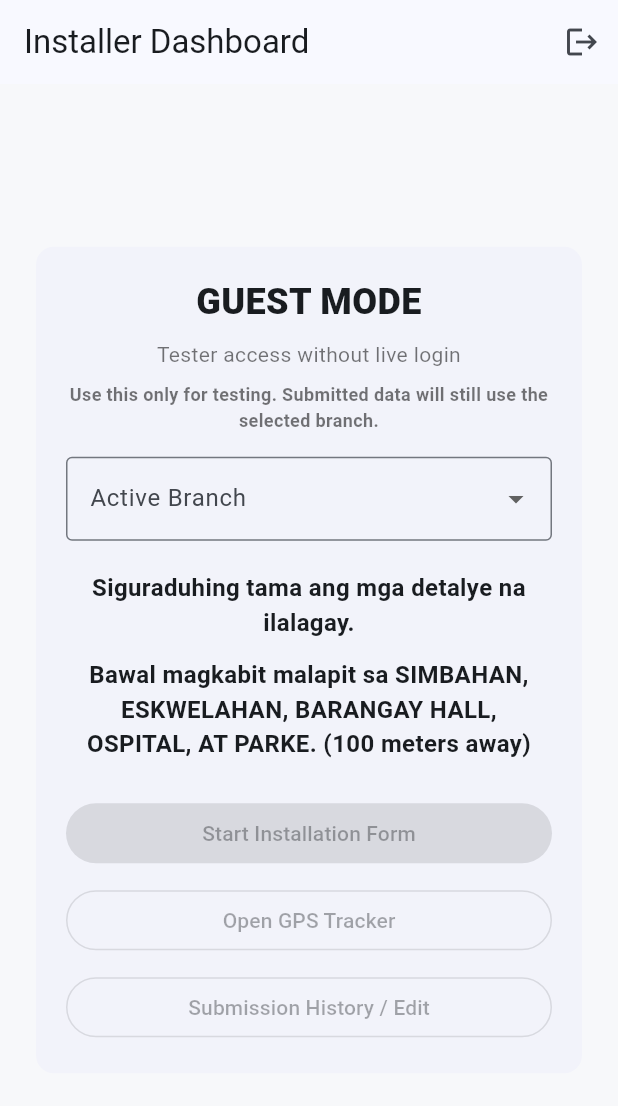
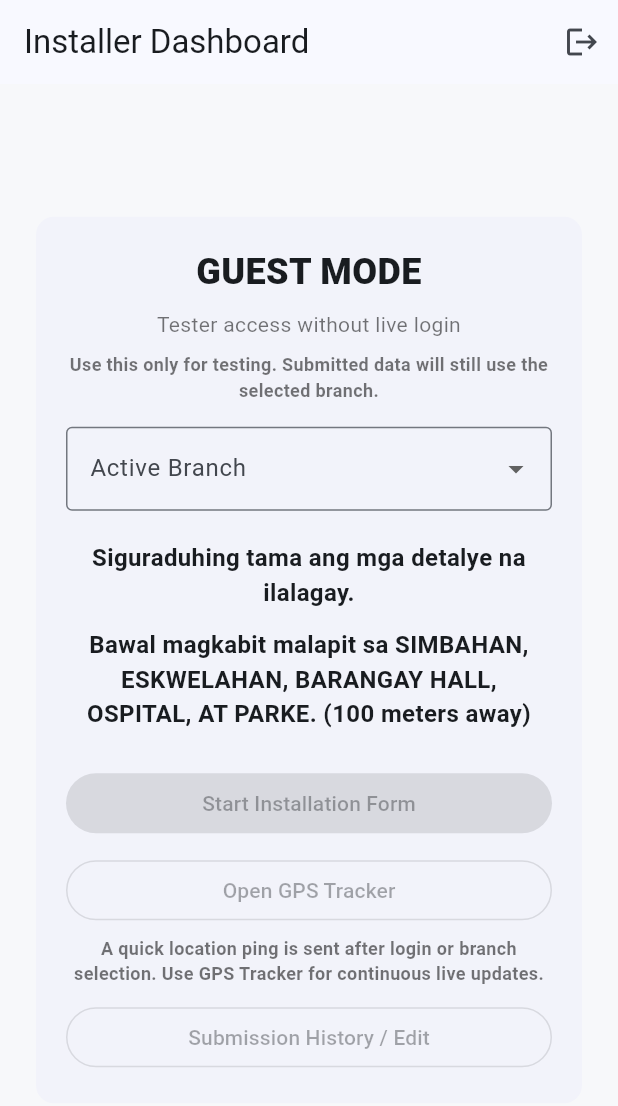
Before and after one commit to xconmik/RCMACAPAGAL-GFORM, a Flutter app: the screen it shows after launch, after a tap on "Login", after a tap on "Continue as Guest Tester", on a phone screen of 412 x 824 dp. Shown: the top 1106 px of the screen. Run offline on Flutter 3.47's test engine with Material 3 defaults, Android fonts, the light colour scheme and no system bars; our stand-ins replace flutter_map, geolocator, image_picker, latlong2, shared_preferences; accounts and stored records are empty.

Commit message:
Send dashboard GPS ping

```diff
--- a/lib/screens/installer_dashboard_screen.dart
+++ b/lib/screens/installer_dashboard_screen.dart
@@ -1,6 +1,8 @@
 import 'package:flutter/material.dart';
+import 'package:geolocator/geolocator.dart';
 
 import '../services/installer_auth_service.dart';
+import '../services/installer_tracking_service.dart';
 import '../services/local_storage_service.dart';
 import 'installer_history_screen.dart';
 import 'installer_login_screen.dart';
@@ -28,12 +30,18 @@ class _InstallerDashboardScreenState extends State<InstallerDashboardScreen> {
   ];
 
   final LocalStorageService _localStorageService = LocalStorageService();
+  final InstallerTrackingService _trackingService = InstallerTrackingService();
   late InstallerProfile _profile;
+  bool _isSendingLoginPing = false;
+  String? _locationHint;
 
   @override
   void initState() {
     super.initState();
     _profile = widget.profile;
+    WidgetsBinding.instance.addPostFrameCallback((_) {
+      _sendLoginPingIfPossible();
+    });
   }
 
   bool get _hasActiveBranch => _profile.branch.trim().isNotEmpty;
@@ -47,7 +55,78 @@ class _InstallerDashboardScreenState extends State<InstallerDashboardScreen> {
     if (!mounted) return;
     setState(() {
       _profile = updatedProfile;
+      _locationHint = 'Branch set to ${updatedProfile.branch}. Sending location...';
     });
+
+    await _sendLoginPingIfPossible(force: true);
+  }
+
+  Future<void> _sendLoginPingIfPossible({bool force = false}) async {
+    if (!_hasActiveBranch || _isSendingLoginPing) return;
+    if (!force && _locationHint == 'Current location shared to admin map.') {
+      return;
+    }
+
+    _isSendingLoginPing = true;
+
+    try {
+      final hasPermission = await _ensureLocationPermission();
+      if (!hasPermission) {
+        if (!mounted) return;
+        setState(() {
+          _locationHint =
+              'Allow location access so your marker appears in the admin map.';
+        });
+        return;
+      }
+
+      final position = await Geolocator.getCurrentPosition(
+        locationSettings: const LocationSettings(
+          accuracy: LocationAccuracy.high,
+        ),
+      );
+
+      await _trackingService.submitTrackingPoint(
+        installerId: _profile.installerId,
+        installerName: _profile.installerName,
+        branch: _profile.branch,
+        latitude: position.latitude,
+        longitude: position.longitude,
+        trackedAt: position.timestamp ?? DateTime.now(),
+        sessionId: 'dashboard-${DateTime.now().millisecondsSinceEpoch}',
+        accuracy: position.accuracy,
+        speed: position.speed,
+        heading: position.heading,
+        altitude: position.altitude,
+        isMocked: position.isMocked,
+      );
+
+      if (!mounted) return;
+      setState(() {
+        _locationHint = 'Current location shared to admin map.';
+      });
+    } catch (_) {
+      if (!mounted) return;
+      setState(() {
+        _locationHint =
+            'Unable to send current location automatically. Open GPS Tracker and start tracking.';
+      });
+    } finally {
+      _isSendingLoginPing = false;
+    }
+  }
+
+  Future<bool> _ensureLocationPermission() async {
+    final enabled = await Geolocator.isLocationServiceEnabled();
+    if (!enabled) return false;
+
+    var permission = await Geolocator.checkPermission();
+    if (permission == LocationPermission.denied) {
+      permission = await Geolocator.requestPermission();
+    }
+
+    return permission != LocationPermission.denied &&
+        permission != LocationPermission.deniedForever;
   }
 
   Future<void> _logout() async {
@@ -166,6 +245,20 @@ class _InstallerDashboardScreenState extends State<InstallerDashboardScreen> {
                         ),
                       ),
                       const SizedBox(height: 24),
+                      if (_locationHint != null) ...[
+                        Text(
+                          _locationHint!,
+                          textAlign: TextAlign.center,
+                          style: TextStyle(
+                            color: _locationHint ==
+                                    'Current location shared to admin map.'
+                                ? Colors.green.shade700
+                                : Colors.black54,
+                            fontWeight: FontWeight.w600,
+                          ),
+                        ),
+                        const SizedBox(height: 12),
+                      ],
                       FilledButton(
                         onPressed: !_hasActiveBranch
                             ? null
@@ -195,6 +288,16 @@ class _InstallerDashboardScreenState extends State<InstallerDashboardScreen> {
                               },
                         child: const Text('Open GPS Tracker'),
                       ),
+                      const SizedBox(height: 6),
+                      const Text(
+                        'A quick location ping is sent after login or branch selection. Use GPS Tracker for continuous live updates.',
+                        textAlign: TextAlign.center,
+                        style: TextStyle(
+                          color: Colors.black54,
+                          fontSize: 12,
+                          fontWeight: FontWeight.w600,
+                        ),
+                      ),
                       const SizedBox(height: 10),
                       OutlinedButton(
                         onPressed: !_hasActiveBranch
```
